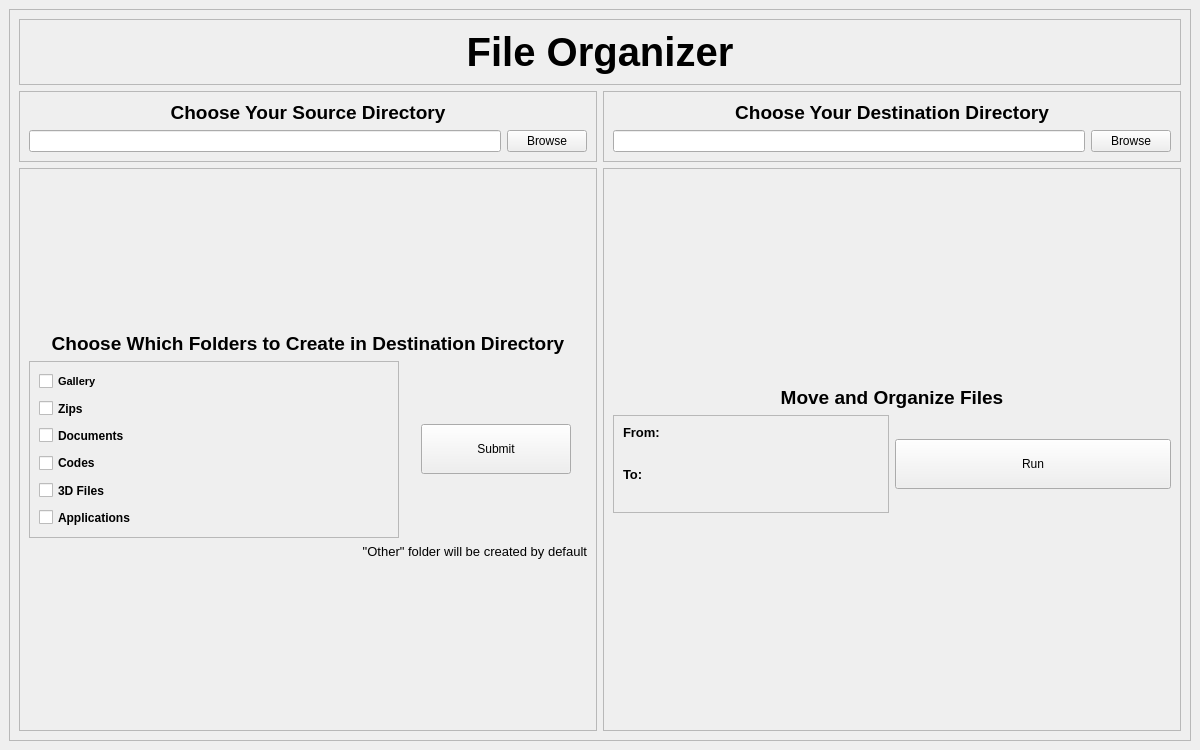
oleksharh/FileOrganizerApplication, file ui/interface.ui: the form before one commit.
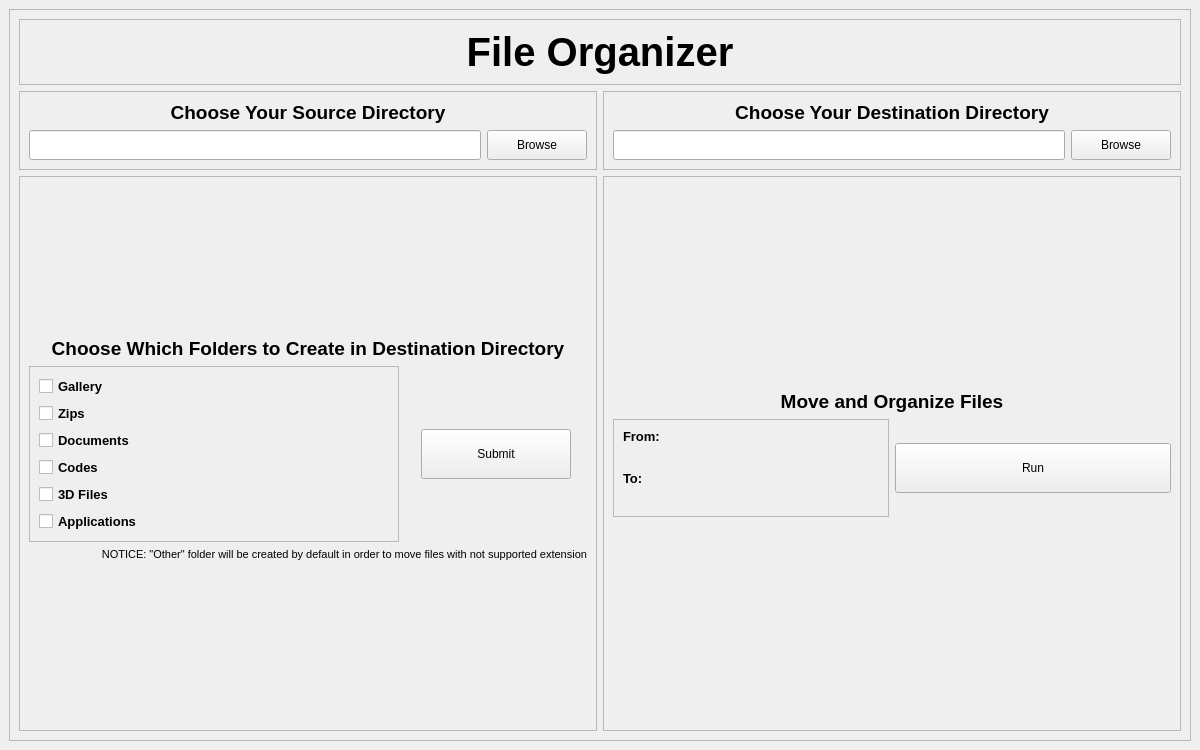
The form after the commit.

Commit message: modified design +  custom title

Diff of the .ui file:
```diff
--- a/ui/interface.ui
+++ b/ui/interface.ui
@@ -113,11 +113,11 @@
            <widget class="QLabel" name="label_6">
             <property name="font">
              <font>
-              <pointsize>10</pointsize>
+              <pointsize>8</pointsize>
              </font>
             </property>
             <property name="text">
-             <string>&quot;Other&quot; folder will be created by default</string>
+             <string>NOTICE: &quot;Other&quot; folder will be created by default in order to move files with not supported extension</string>
             </property>
             <property name="alignment">
              <set>Qt::AlignRight|Qt::AlignTrailing|Qt::AlignVCenter</set>
@@ -158,7 +158,7 @@
                </property>
                <property name="font">
                 <font>
-                 <pointsize>8</pointsize>
+                 <pointsize>10</pointsize>
                  <weight>75</weight>
                  <bold>true</bold>
                 </font>
@@ -190,6 +190,7 @@
                </property>
                <property name="font">
                 <font>
+                 <pointsize>10</pointsize>
                  <weight>75</weight>
                  <bold>true</bold>
                 </font>
@@ -212,6 +213,7 @@
                </property>
                <property name="font">
                 <font>
+                 <pointsize>10</pointsize>
                  <weight>75</weight>
                  <bold>true</bold>
                 </font>
@@ -231,6 +233,7 @@
                </property>
                <property name="font">
                 <font>
+                 <pointsize>10</pointsize>
                  <weight>75</weight>
                  <bold>true</bold>
                 </font>
@@ -250,6 +253,7 @@
                </property>
                <property name="font">
                 <font>
+                 <pointsize>10</pointsize>
                  <weight>75</weight>
                  <bold>true</bold>
                 </font>
@@ -269,6 +273,7 @@
                </property>
                <property name="font">
                 <font>
+                 <pointsize>10</pointsize>
                  <weight>75</weight>
                  <bold>true</bold>
                 </font>
@@ -479,13 +484,32 @@
          <layout class="QGridLayout" name="gridLayout_2">
           <item row="2" column="1">
            <widget class="QPushButton" name="browse_and_submit_button_2">
+            <property name="minimumSize">
+             <size>
+              <width>100</width>
+              <height>30</height>
+             </size>
+            </property>
             <property name="text">
              <string>Browse</string>
             </property>
            </widget>
           </item>
           <item row="2" column="0">
-           <widget class="QLineEdit" name="dest_path_line_edit"/>
+           <widget class="QLineEdit" name="dest_path_line_edit">
+            <property name="minimumSize">
+             <size>
+              <width>0</width>
+              <height>30</height>
+             </size>
+            </property>
+            <property name="font">
+             <font>
+              <pointsize>10</pointsize>
+              <italic>true</italic>
+             </font>
+            </property>
+           </widget>
           </item>
           <item row="0" column="0" colspan="2">
            <widget class="QLabel" name="label_2">
@@ -526,10 +550,29 @@
          </property>
          <layout class="QGridLayout" name="gridLayout_3">
           <item row="1" column="0">
-           <widget class="QLineEdit" name="src_path_line_edit"/>
+           <widget class="QLineEdit" name="src_path_line_edit">
+            <property name="minimumSize">
+             <size>
+              <width>0</width>
+              <height>30</height>
+             </size>
+            </property>
+            <property name="font">
+             <font>
+              <pointsize>10</pointsize>
+              <italic>true</italic>
+             </font>
+            </property>
+           </widget>
           </item>
           <item row="1" column="1">
            <widget class="QPushButton" name="browse_and_submit_button_1">
+            <property name="minimumSize">
+             <size>
+              <width>100</width>
+              <height>30</height>
+             </size>
+            </property>
             <property name="text">
              <string>Browse</string>
             </property>
```
Left out of the diff: 20 changed lines with no effect on the pictures. The commit also changes 4 other files.
